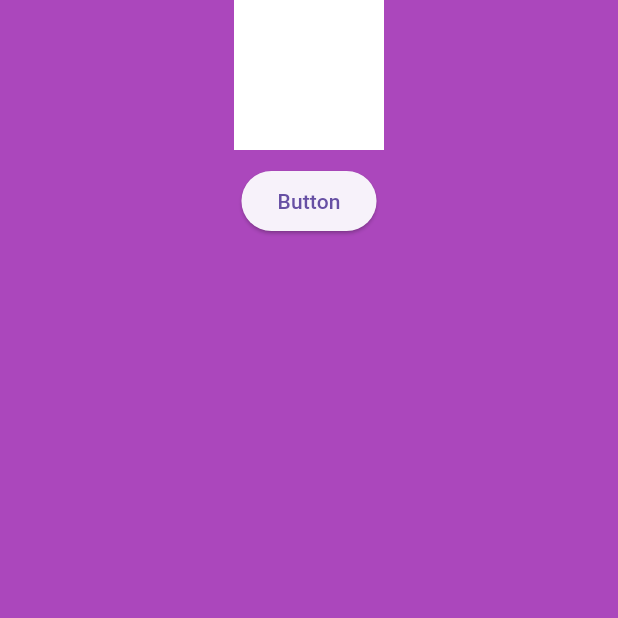
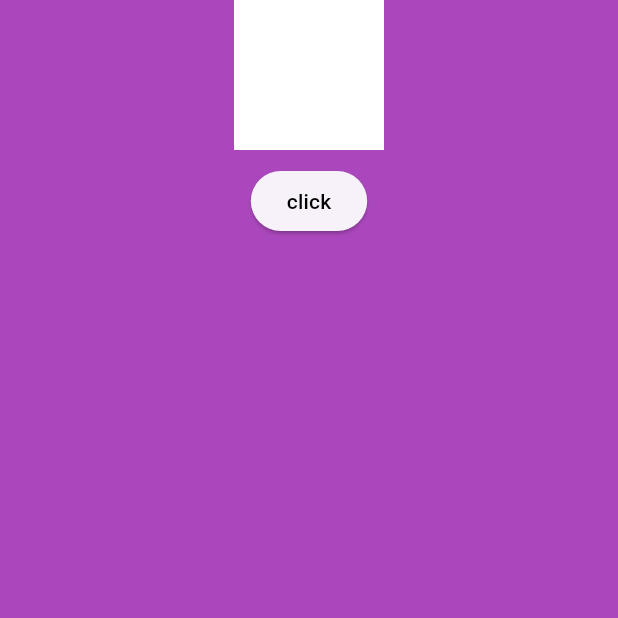
Before and after one commit to Hubaib19/ContainerProvider, a Flutter app: the screen it shows after launch, on a phone screen of 412 x 824 dp, the top half of it. Run offline on Flutter 3.47's test engine with Material 3 defaults, Android fonts, the phone set to English and light mode, and no system bars.

Commit message:
edited on provider

```diff
--- a/lib/views/homePage.dart
+++ b/lib/views/homePage.dart
@@ -25,7 +25,7 @@ class HomeScreen extends StatelessWidget {
                 onPressed: () {
                   provider.resizeController();
                 },
-                child: const Text('Button'))
+                child: const Text('click',style: TextStyle(color: Colors.black),))
           ],
         ),
       ),
```
